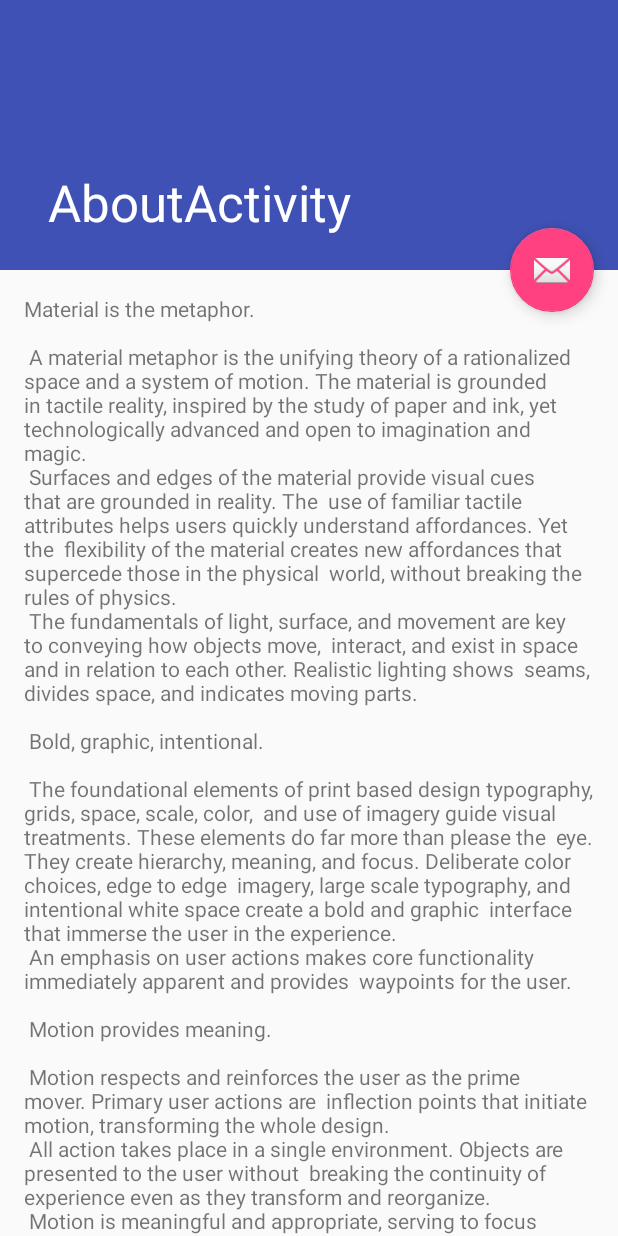
After one commit to Zhiw/GankApp, an Android app: the AboutActivity screen opened directly, with no data from a screen before it, on a phone screen of 412 x 824 dp. The commit adds this screen. Run offline under Robolectric (Android 15) with nearby library versions, the phone set to English and light mode, and no system bars.

Commit message:
add AboutActivity

```diff
--- a/app/src/main/AndroidManifest.xml
+++ b/app/src/main/AndroidManifest.xml
@@ -34,6 +34,11 @@
                 android:label="@string/title_activity_daily_gank"
                 android:theme="@style/AppTheme">
         </activity>
+        <activity
+                android:name=".ui.Activity.AboutActivity"
+                android:label="@string/title_activity_about"
+                android:theme="@style/AppTheme">
+        </activity>
     </application>
 
 </manifest>
--- /dev/null
+++ b/app/src/main/java/com/zhiw/gankapp/ui/Activity/AboutActivity.java
@@ -0,0 +1,30 @@
+package com.zhiw.gankapp.ui.Activity;
+
+import com.zhiw.gankapp.R;
+
+import android.os.Bundle;
+import android.support.design.widget.FloatingActionButton;
+import android.support.design.widget.Snackbar;
+import android.support.v7.app.AppCompatActivity;
+import android.support.v7.widget.Toolbar;
+import android.view.View;
+
+public class AboutActivity extends AppCompatActivity {
+
+    @Override
+    protected void onCreate(Bundle savedInstanceState) {
+        super.onCreate(savedInstanceState);
+        setContentView(R.layout.activity_about);
+        Toolbar toolbar = (Toolbar) findViewById(R.id.toolbar);
+        setSupportActionBar(toolbar);
+
+        FloatingActionButton fab = (FloatingActionButton) findViewById(R.id.fab);
+        fab.setOnClickListener(new View.OnClickListener() {
+            @Override
+            public void onClick(View view) {
+                Snackbar.make(view, "Replace with your own action", Snackbar.LENGTH_LONG)
+                        .setAction("Action", null).show();
+            }
+        });
+    }
+}
--- /dev/null
+++ b/app/src/main/res/layout/activity_about.xml
@@ -0,0 +1,47 @@
+<?xml version="1.0" encoding="utf-8"?>
+<android.support.design.widget.CoordinatorLayout
+        xmlns:android="http://schemas.android.com/apk/res/android"
+        xmlns:app="http://schemas.android.com/apk/res-auto"
+        xmlns:tools="http://schemas.android.com/tools"
+        android:layout_width="match_parent"
+        android:layout_height="match_parent"
+        android:fitsSystemWindows="true"
+        tools:context="com.zhiw.gankapp.ui.Activity.AboutActivity">
+
+    <android.support.design.widget.AppBarLayout
+            android:id="@+id/app_bar"
+            android:fitsSystemWindows="true"
+            android:layout_height="@dimen/app_bar_height"
+            android:layout_width="match_parent"
+            android:theme="@style/AppTheme.AppBarOverlay">
+
+        <android.support.design.widget.CollapsingToolbarLayout
+                android:id="@+id/toolbar_layout"
+                android:fitsSystemWindows="true"
+                android:layout_width="match_parent"
+                android:layout_height="match_parent"
+                app:layout_scrollFlags="scroll|exitUntilCollapsed"
+                app:contentScrim="?attr/colorPrimary">
+
+            <android.support.v7.widget.Toolbar
+                    android:id="@+id/toolbar"
+                    android:layout_height="?attr/actionBarSize"
+                    android:layout_width="match_parent"
+                    app:layout_collapseMode="pin"
+                    app:popupTheme="@style/AppTheme.PopupOverlay"/>
+
+        </android.support.design.widget.CollapsingToolbarLayout>
+    </android.support.design.widget.AppBarLayout>
+
+    <include layout="@layout/content_about"/>
+
+    <android.support.design.widget.FloatingActionButton
+            android:id="@+id/fab"
+            android:layout_width="wrap_content"
+            android:layout_height="wrap_content"
+            android:layout_margin="@dimen/fab_margin"
+            app:layout_anchor="@id/app_bar"
+            app:layout_anchorGravity="bottom|end"
+            app:srcCompat="@android:drawable/ic_dialog_email"/>
+
+</android.support.design.widget.CoordinatorLayout>
--- /dev/null
+++ b/app/src/main/res/layout/content_about.xml
@@ -0,0 +1,18 @@
+<?xml version="1.0" encoding="utf-8"?>
+<android.support.v4.widget.NestedScrollView
+        xmlns:android="http://schemas.android.com/apk/res/android"
+        xmlns:tools="http://schemas.android.com/tools"
+        xmlns:app="http://schemas.android.com/apk/res-auto"
+        app:layout_behavior="@string/appbar_scrolling_view_behavior"
+        tools:showIn="@layout/activity_about"
+        android:layout_width="match_parent"
+        android:layout_height="match_parent"
+        tools:context="com.zhiw.gankapp.ui.Activity.AboutActivity">
+
+    <TextView
+            android:layout_width="wrap_content"
+            android:layout_height="wrap_content"
+            android:layout_margin="@dimen/text_margin"
+            android:text="@string/large_text"/>
+
+</android.support.v4.widget.NestedScrollView>
--- /dev/null
+++ b/app/src/main/res/menu/menu_about.xml
@@ -0,0 +1,9 @@
+<menu xmlns:android="http://schemas.android.com/apk/res/android"
+      xmlns:app="http://schemas.android.com/apk/res-auto"
+      xmlns:tools="http://schemas.android.com/tools"
+      tools:context="com.zhiw.gankapp.ui.Activity.AboutActivity">
+    <item android:id="@+id/action_settings"
+          android:title="@string/action_settings"
+          android:orderInCategory="100"
+          app:showAsAction="never"/>
+</menu>
--- a/app/src/main/res/values/strings.xml
+++ b/app/src/main/res/values/strings.xml
@@ -13,4 +13,95 @@
 
     <string name="nav_menu_daily">每日干货</string>
     <string name="nav_menu_category">分类浏览</string>
+    <string name="title_activity_about">AboutActivity</string>
+    <string name="large_text">
+        "Material is the metaphor.\n\n"
+
+        "A material metaphor is the unifying theory of a rationalized space and a system of motion."
+        "The material is grounded in tactile reality, inspired by the study of paper and ink, yet "
+        "technologically advanced and open to imagination and magic.\n"
+        "Surfaces and edges of the material provide visual cues that are grounded in reality. The "
+        "use of familiar tactile attributes helps users quickly understand affordances. Yet the "
+        "flexibility of the material creates new affordances that supercede those in the physical "
+        "world, without breaking the rules of physics.\n"
+        "The fundamentals of light, surface, and movement are key to conveying how objects move, "
+        "interact, and exist in space and in relation to each other. Realistic lighting shows "
+        "seams, divides space, and indicates moving parts.\n\n"
+
+        "Bold, graphic, intentional.\n\n"
+
+        "The foundational elements of print based design typography, grids, space, scale, color, "
+        "and use of imagery guide visual treatments. These elements do far more than please the "
+        "eye. They create hierarchy, meaning, and focus. Deliberate color choices, edge to edge "
+        "imagery, large scale typography, and intentional white space create a bold and graphic "
+        "interface that immerse the user in the experience.\n"
+        "An emphasis on user actions makes core functionality immediately apparent and provides "
+        "waypoints for the user.\n\n"
+
+        "Motion provides meaning.\n\n"
+
+        "Motion respects and reinforces the user as the prime mover. Primary user actions are "
+        "inflection points that initiate motion, transforming the whole design.\n"
+        "All action takes place in a single environment. Objects are presented to the user without "
+        "breaking the continuity of experience even as they transform and reorganize.\n"
+        "Motion is meaningful and appropriate, serving to focus attention and maintain continuity. "
+        "Feedback is subtle yet clear. Transitions are efﬁcient yet coherent.\n\n"
+
+        "3D world.\n\n"
+
+        "The material environment is a 3D space, which means all objects have x, y, and z "
+        "dimensions. The z-axis is perpendicularly aligned to the plane of the display, with the "
+        "positive z-axis extending towards the viewer. Every sheet of material occupies a single "
+        "position along the z-axis and has a standard 1dp thickness.\n"
+        "On the web, the z-axis is used for layering and not for perspective. The 3D world is "
+        "emulated by manipulating the y-axis.\n\n"
+
+        "Light and shadow.\n\n"
+
+        "Within the material environment, virtual lights illuminate the scene. Key lights create "
+        "directional shadows, while ambient light creates soft shadows from all angles.\n"
+        "Shadows in the material environment are cast by these two light sources. In Android "
+        "development, shadows occur when light sources are blocked by sheets of material at "
+        "various positions along the z-axis. On the web, shadows are depicted by manipulating the "
+        "y-axis only. The following example shows the card with a height of 6dp.\n\n"
+
+        "Resting elevation.\n\n"
+
+        "All material objects, regardless of size, have a resting elevation, or default elevation "
+        "that does not change. If an object changes elevation, it should return to its resting "
+        "elevation as soon as possible.\n\n"
+
+        "Component elevations.\n\n"
+
+        "The resting elevation for a component type is consistent across apps (e.g., FAB elevation "
+        "does not vary from 6dp in one app to 16dp in another app).\n"
+        "Components may have different resting elevations across platforms, depending on the depth "
+        "of the environment (e.g., TV has a greater depth than mobile or desktop).\n\n"
+
+        "Responsive elevation and dynamic elevation offsets.\n\n"
+
+        "Some component types have responsive elevation, meaning they change elevation in response "
+        "to user input (e.g., normal, focused, and pressed) or system events. These elevation "
+        "changes are consistently implemented using dynamic elevation offsets.\n"
+        "Dynamic elevation offsets are the goal elevation that a component moves towards, relative "
+        "to the component’s resting state. They ensure that elevation changes are consistent "
+        "across actions and component types. For example, all components that lift on press have "
+        "the same elevation change relative to their resting elevation.\n"
+        "Once the input event is completed or cancelled, the component will return to its resting "
+        "elevation.\n\n"
+
+        "Avoiding elevation interference.\n\n"
+
+        "Components with responsive elevations may encounter other components as they move between "
+        "their resting elevations and dynamic elevation offsets. Because material cannot pass "
+        "through other material, components avoid interfering with one another any number of ways, "
+        "whether on a per component basis or using the entire app layout.\n"
+        "On a component level, components can move or be removed before they cause interference. "
+        "For example, a floating action button (FAB) can disappear or move off screen before a "
+        "user picks up a card, or it can move if a snackbar appears.\n"
+        "On the layout level, design your app layout to minimize opportunities for interference. "
+        "For example, position the FAB to one side of stream of a cards so the FAB won’t interfere "
+        "when a user tries to pick up one of cards.\n\n"
+    </string>
+    <string name="action_settings">Settings</string>
 </resources>
```
